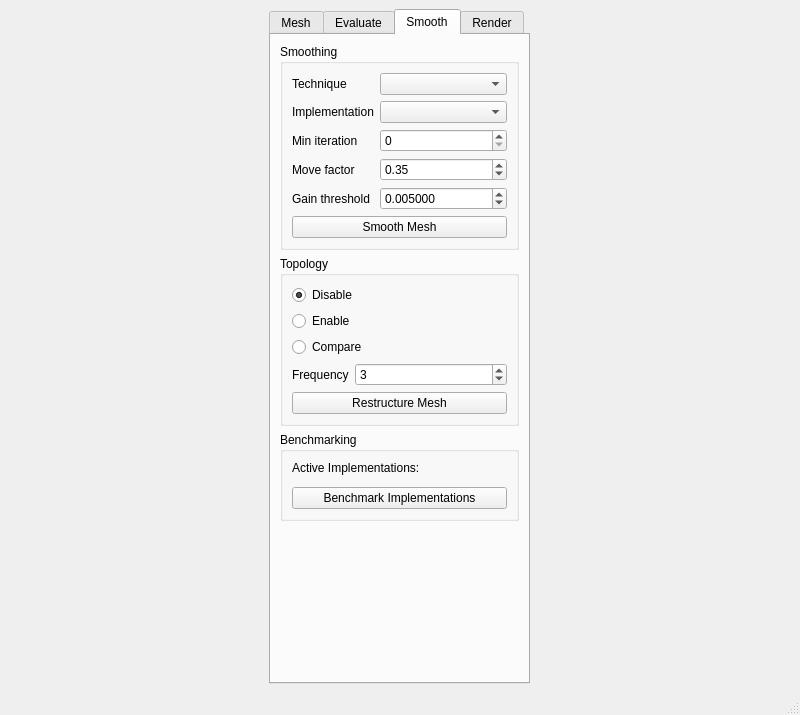
The window that UserInterface/MainWindow.ui (wibus/GpuMesh) describes before a commit, drawn with Qt 5.
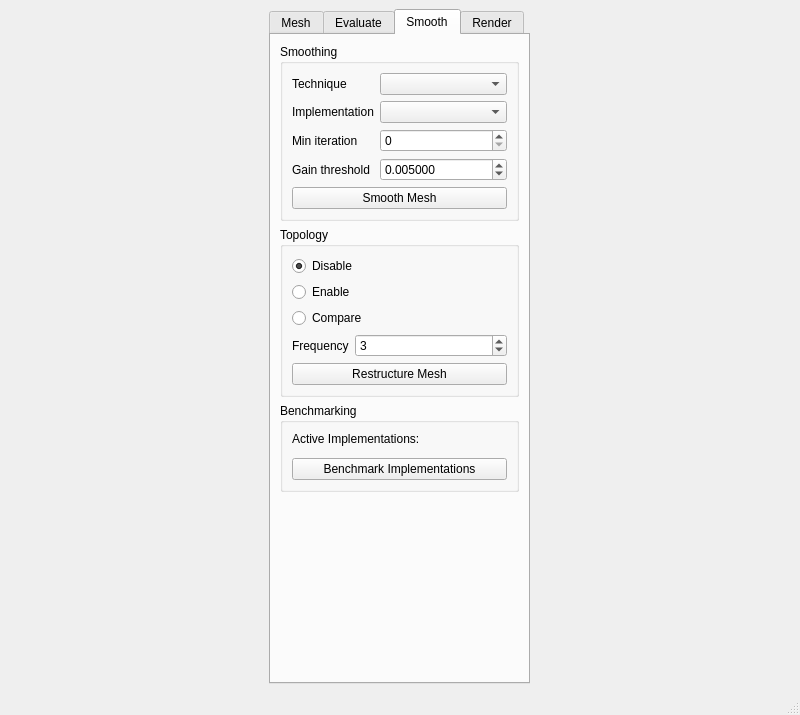
The same window after the commit. The open tabs and pages were chosen to show the change.

Commit message: Removing move coeff from global smoothing parameters

Diff of the .ui file:
```diff
--- a/UserInterface/MainWindow.ui
+++ b/UserInterface/MainWindow.ui
@@ -343,33 +343,13 @@
             </widget>
            </item>
            <item row="3" column="0">
-            <widget class="QLabel" name="smoothMoveFactorLabel">
-             <property name="text">
-              <string>Move factor</string>
-             </property>
-            </widget>
-           </item>
-           <item row="3" column="1">
-            <widget class="QDoubleSpinBox" name="smoothMoveFactorSpin">
-             <property name="maximum">
-              <double>2.000000000000000</double>
-             </property>
-             <property name="singleStep">
-              <double>0.050000000000000</double>
-             </property>
-             <property name="value">
-              <double>0.350000000000000</double>
-             </property>
-            </widget>
-           </item>
-           <item row="4" column="0">
             <widget class="QLabel" name="smoothGainThresholdLabel">
              <property name="text">
               <string>Gain threshold</string>
              </property>
             </widget>
            </item>
-           <item row="4" column="1">
+           <item row="3" column="1">
             <widget class="QDoubleSpinBox" name="smoothGainThresholdSpin">
              <property name="decimals">
               <number>6</number>
@@ -385,7 +365,7 @@
              </property>
             </widget>
            </item>
-           <item row="6" column="0" colspan="2">
+           <item row="5" column="0" colspan="2">
             <widget class="QPushButton" name="smoothMeshButton">
              <property name="text">
               <string>Smooth Mesh</string>
```
Left out of the diff: 2 changed lines with no effect on the pictures. The commit also changes 18 other files.
